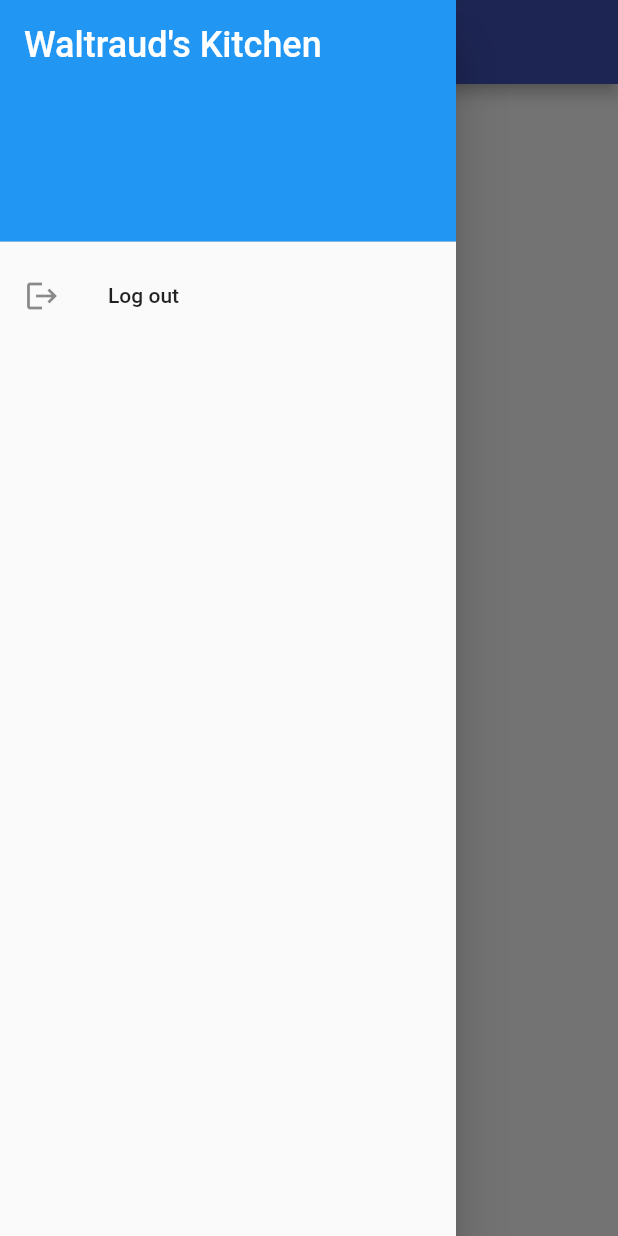
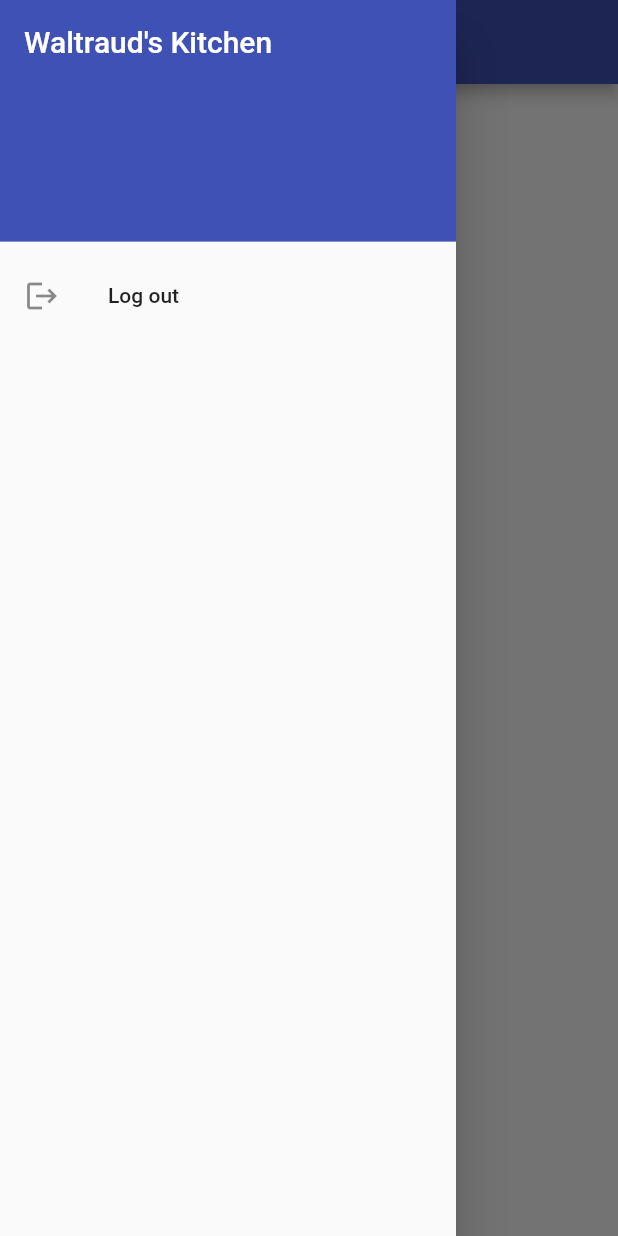
Before and after one commit to dArignac/waltrauds_kitchen, a Flutter app: the screen it shows once a user with an empty profile is signed in, in the side drawer, after a tap on "Log out", on a phone screen of 412 x 824 dp. Run offline on Flutter 3.47's test engine with Material 2 defaults, Android fonts, the phone set to English and light mode, and no system bars; our stand-ins replace firebase_auth, firebase_core, flutter_signin_button, google_sign_in; accounts and stored records are empty; generated files the repository leaves out were written again.

Commit message:
improved theme usage #13

```diff
--- a/lib/auth.dart
+++ b/lib/auth.dart
@@ -78,7 +78,7 @@ class _AuthGateState extends State<AuthGate> {
         mainAxisAlignment: MainAxisAlignment.center,
         crossAxisAlignment: CrossAxisAlignment.center,
         children: [
-          const Text('Welcome to Waltraud\'s kitchen.', style: TextStyle(fontSize: 24)),
+          Text('Welcome to Waltraud\'s kitchen.', style: Theme.of(context).textTheme.headline5),
           const SizedBox(
             height: 20,
           ),
--- a/lib/drawer.dart
+++ b/lib/drawer.dart
@@ -19,32 +19,9 @@ class _DrawerWidgetState extends State<DrawerWidget> {
           stream: FirebaseAuth.instance.authStateChanges(),
           builder: (context, snapshot) {
             var elements = <Widget>[
-              DrawerHeader(
-                decoration: const BoxDecoration(
-                  color: Colors.blue,
-                ),
-                child: Text(
-                  globals.applicationName,
-                  style: const TextStyle(
-                    color: Colors.white,
-                    fontSize: 24,
-                  ),
-                ),
-              ),
+              _createHeader(),
+              snapshot.hasData ? _createSignOut() : const SizedBox.shrink()
             ];
-
-            if (snapshot.hasData) {
-              elements.add(
-                ListTile(
-                  leading: const Icon(Icons.logout),
-                  title: const Text('Log out'),
-                  onTap: () {
-                    _auth.signOut();
-                  },
-                ),
-              );
-            }
-
             return ListView(
               padding: EdgeInsets.zero,
               children: elements,
@@ -52,4 +29,26 @@ class _DrawerWidgetState extends State<DrawerWidget> {
           }),
     );
   }
+
+  Widget _createHeader() {
+    return DrawerHeader(
+      decoration: BoxDecoration(
+        color: Theme.of(context).primaryColor
+      ),
+      child: Text(
+        globals.applicationName,
+        style: Theme.of(context).textTheme.titleLarge?.merge(const TextStyle(color: Colors.white))
+      ),
+    );
+  }
+
+  Widget _createSignOut() {
+    return ListTile(
+      leading: const Icon(Icons.logout),
+      title: const Text('Log out'),
+      onTap: () {
+        _auth.signOut();
+      },
+    );
+  }
 }
--- a/lib/main.dart
+++ b/lib/main.dart
@@ -41,6 +41,7 @@ class WaltraudKitchenApp extends StatelessWidget {
       theme: ThemeData(
         primarySwatch: Colors.indigo,
       ),
+      darkTheme: ThemeData.dark(),
       home: Scaffold(
         appBar: AppBar(title: Text(globals.applicationName)),
         drawer: const DrawerWidget(),
```
